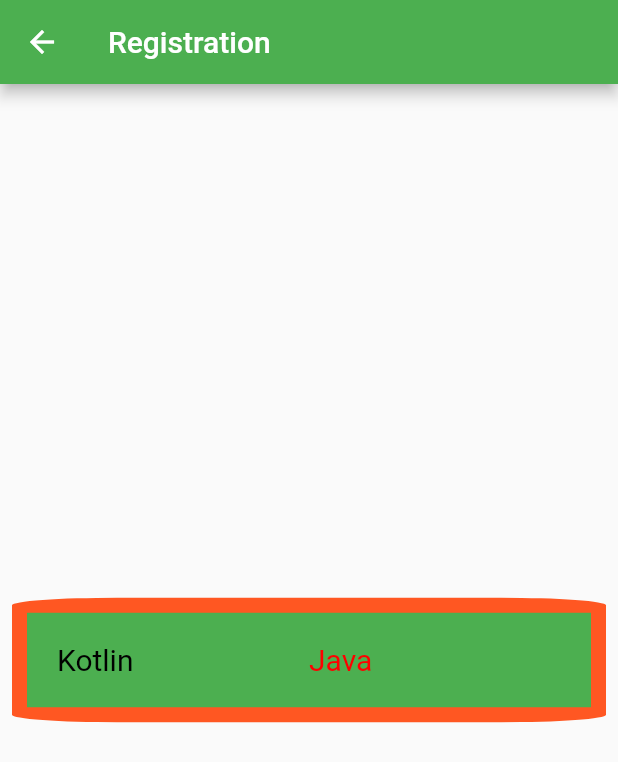
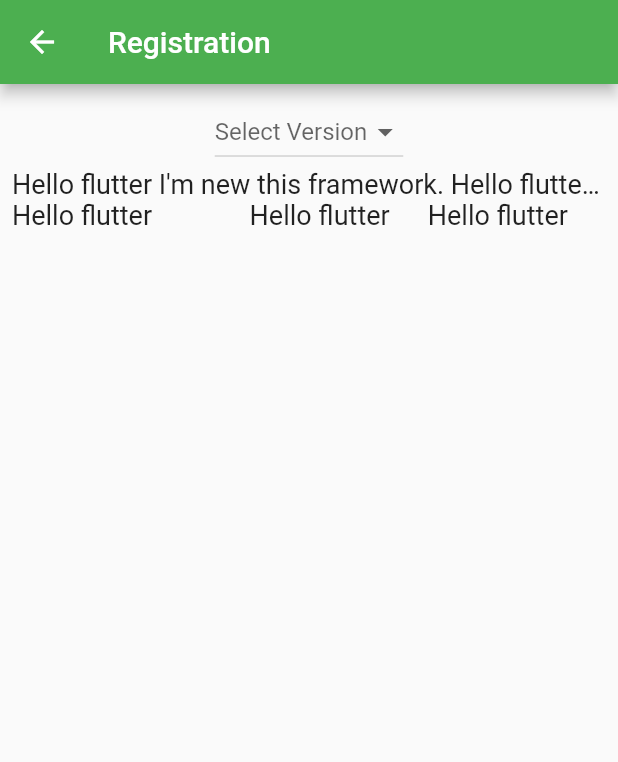
Before and after one commit to keshavSK/FlutterUI, a Flutter app: the LoginScreen screen opened directly, after a tap on "Sign Up", on a phone screen of 412 x 824 dp. Shown: the top 762 px of the screen. Run offline on Flutter 3.47's test engine with Material 2 defaults, Android fonts, the phone set to English and light mode, and no system bars; our stand-ins replace flutter_svg, toast.

Commit message:
implement dropdown and expanded

```diff
--- a/lib/screens/RegistrationScreen.dart
+++ b/lib/screens/RegistrationScreen.dart
@@ -1,6 +1,5 @@
 import 'package:flutter/cupertino.dart';
 import 'package:flutter/material.dart';
-import 'package:flutter_ui_component/Utils/Contants.dart';
 
 class RegistrationScreen extends StatefulWidget {
   final String username;
@@ -16,6 +15,14 @@ class RegistrationScreen extends StatefulWidget {
 class _RegistrationScreenState extends State<RegistrationScreen> {
   var emailController;
   String username, password;
+  List<AndroidVersion> androidVersionList = <AndroidVersion>[
+    AndroidVersion("1", "Jelly Bean"),
+    AndroidVersion("2", "Kit Kat"),
+    AndroidVersion("3", "Lollipop"),
+    AndroidVersion("4", "Marshmallow"),
+    AndroidVersion("5", "Nought"),
+  ];
+  AndroidVersion version;
 
   @override
   void initState() {
@@ -30,37 +37,83 @@ class _RegistrationScreenState extends State<RegistrationScreen> {
       appBar: AppBar(
         title: Text('Registration'),
       ),
-      body: Center(
-        child: Container(
-          decoration: BoxDecoration(
-              borderRadius: BorderRadius.all(Radius.elliptical(70, 5)),
-              border: Border.all(color: Colors.deepOrange, width: 10),
-              color: Colors.green),
-          margin: EdgeInsets.all(8.0),
-          padding:
-              EdgeInsets.only(top: 20.0, bottom: 20.0, left: 20.0, right: 20.0),
-          child: Row(
+      body: Padding(
+        padding: const EdgeInsets.all(8.0),
+        child: Column(
           children: [
-              Text(
-                '$username',
-                style: TextStyle(fontSize: 20.0, color: colorRed),
+            DropdownButton<AndroidVersion>(
+              hint: Text('Select Version'),
+              value: version,
+              items: androidVersionList.map((e) {
+                return new DropdownMenuItem(
+                  value: e,
+                  child: Text(e.versionName),
+                );
+              }).toList(),
+              onChanged: (value) {
+                setState(() {
+                  version = value;
+                });
+              },
             ),
+            version == null
+                ? Container()
+                : Text(
+                    'Selected Version :${version.versionId} : ${version.versionName}'),
+            Row(
+              children: [
                 Expanded(
                   child: Text(
-                  'Kotlin $password',
-                  style: TextStyle(fontSize: 20.0, color: Colors.black),
+                    "Hello flutter I'm new this framework. Hello flutter I'm new this framework  ",
+                    overflow: TextOverflow.ellipsis,
+                    style: TextStyle(
+                      fontSize: 18.0,
+                    ),
+                  ),
+                ),
+              ],
+            ),
+            Row(
+              children: [
+                Expanded(
+                  flex: 4,
+                  child: Text(
+                    "Hello flutter",
+                    style: TextStyle(
+                      fontSize: 18.0,
+                    ),
                   ),
                 ),
                 Expanded(
+                  flex: 3,
                   child: Text(
-                  'Java',
-                  style: TextStyle(fontSize: 20.0, color: colorRed),
+                    "Hello flutter ",
+                    style: TextStyle(
+                      fontSize: 18.0,
                     ),
+                  ),
+                ),
+                Expanded(
+                  flex: 3,
+                  child: Text(
+                    "Hello flutter ",
+                    style: TextStyle(
+                      fontSize: 18.0,
+                    ),
+                  ),
+                ),
+              ],
             )
           ],
-          ),
         ),
       ),
     );
   }
 }
+
+class AndroidVersion {
+  String versionId;
+  String versionName;
+
+  AndroidVersion(this.versionId, this.versionName);
+}
--- a/lib/screens/SplashScreen.dart
+++ b/lib/screens/SplashScreen.dart
@@ -2,6 +2,7 @@ import 'dart:async';
 
 import 'package:flutter/material.dart';
 import 'package:flutter_ui_component/screens/HomeScreen.dart';
+import 'package:flutter_ui_component/screens/RegistrationScreen.dart';
 
 class SplashScreen extends StatefulWidget {
   @override
@@ -32,6 +33,6 @@ class _SplashScreenState extends State<SplashScreen> {
 
   void navigationPage() {
     Navigator.pushReplacement(context,
-        new MaterialPageRoute(builder: (BuildContext context) => HomeScreen()));
+        new MaterialPageRoute(builder: (BuildContext context) => RegistrationScreen()));
   }
 }
```
Also changed, not shown: lib/screens/HomeScreen.dart (+48 -0 lines). Lines whose indentation alone changed are shown as unchanged.
